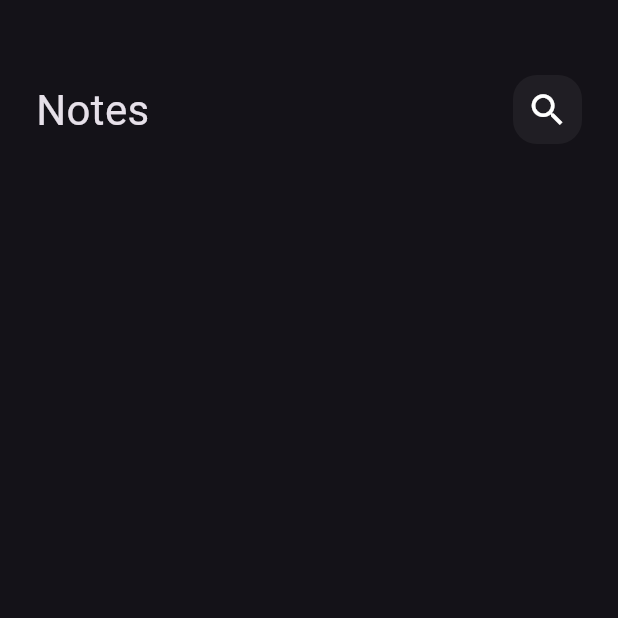
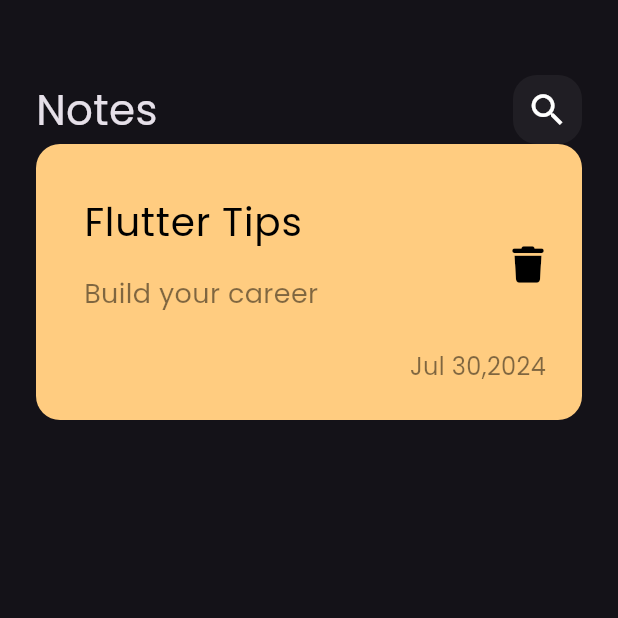
Before and after one commit to MhdIbrahim940/notes_app, a Flutter app: the screen it shows after launch, on a phone screen of 412 x 824 dp, the top half of it. Run offline on Flutter 3.47's test engine with Material 3 defaults, Android fonts, the phone set to English and light mode, and no system bars; our stand-ins replace font_awesome_flutter.

Commit message:
create note item

```diff
--- a/lib/main.dart
+++ b/lib/main.dart
@@ -14,6 +14,7 @@ class NotesApp extends StatelessWidget {
     return MaterialApp(
       theme: ThemeData(
         brightness: Brightness.dark,
+        fontFamily: 'Poppins',
       ),
       home: const NotesView(),
 
--- /dev/null
+++ b/lib/widgets/custom_note_item.dart.dart
@@ -0,0 +1,58 @@
+import 'package:flutter/material.dart';
+import 'package:font_awesome_flutter/font_awesome_flutter.dart';
+
+
+class NoteItem extends StatelessWidget {
+  const NoteItem ({super.key});
+
+  @override
+  Widget build(BuildContext context) {
+    return  Container(
+      padding: const EdgeInsets.only(top:24, bottom:24, left:16),
+      decoration: BoxDecoration(
+        color: const Color(0xffFFCC80),
+        borderRadius:  BorderRadius.circular(16),
+      ),
+      child: Column(
+        crossAxisAlignment: CrossAxisAlignment.end,
+        children: [
+          ListTile(
+            title: const Text(
+              'Flutter Tips',
+              style: TextStyle(
+                color: Colors.black,
+                fontSize:26,
+              ),
+              ),
+              subtitle: Padding(
+                padding: const EdgeInsets.only(top: 16, bottom: 16),
+                child: Text(
+                'Build your career',
+                style: TextStyle(
+                  color: Colors.black.withOpacity(.5),
+                  fontSize:18,
+                ),
+                ),
+              ),
+              trailing: const Icon
+              (
+                FontAwesomeIcons.trash,
+                color: Colors.black,
+                size:24,
+              ),
+          ),
+
+          Padding(
+            padding:  const EdgeInsets.only(right:24),
+            child:  Text('Jul 30,2024',
+            style: TextStyle(
+              color: Colors.black.withOpacity(.5),
+              fontSize: 16,
+            ),
+            ),
+          ),
+        ],
+      ),
+    );
+  }
+}
--- a/lib/widgets/notes_view_body.dart
+++ b/lib/widgets/notes_view_body.dart
@@ -1,6 +1,7 @@
 
 import 'package:flutter/material.dart';
 import 'package:notes_app/widgets/custom_app_bar.dart';
+import 'package:notes_app/widgets/custom_note_item.dart.dart';
 
 class NotesViewBody extends StatelessWidget {
   const NotesViewBody({super.key});
@@ -15,6 +16,7 @@ class NotesViewBody extends StatelessWidget {
             height: 50,
           ),
           CustomAppBar(),
+          NoteItem(),
         ],
       ),
     );
```
Also changed, not shown: pubspec.yaml (+5 -4 lines), assets/Fonts/Poppins-Regular.ttf (added), pubspec.lock.
